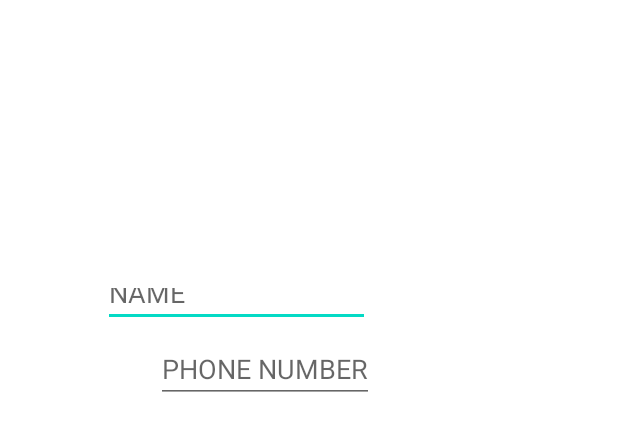
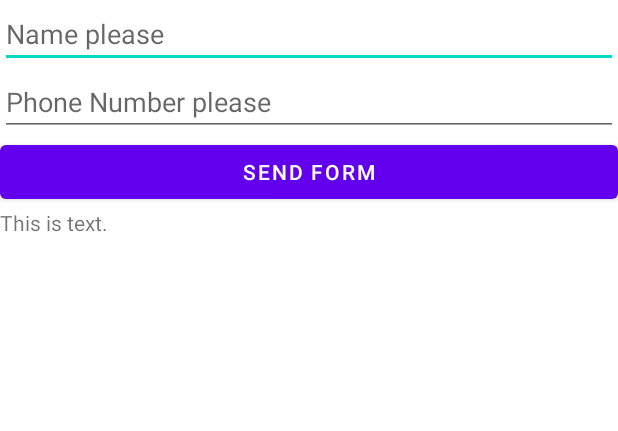
Before and after one commit to UpperLeaf/MadCampWeek2-Android, an Android app: the layout activity_add_contact.xml on its own in the app's theme, with its tools: preview values and no code run, on a phone screen of 412 x 824 dp. Shown: the top 431 px of the screen. Run offline under Robolectric (Android 15) with nearby library versions, the light colour scheme and no system bars.

Commit message:
Contact activity on progress

```diff
--- a/app/src/main/AndroidManifest.xml
+++ b/app/src/main/AndroidManifest.xml
@@ -1,7 +1,8 @@
 <?xml version="1.0" encoding="utf-8"?>
 <manifest xmlns:android="http://schemas.android.com/apk/res/android"
     package="com.wonsang.madcampweek2">
-    <uses-permission android:name="android.permission.INTERNET"/>
+
+    <uses-permission android:name="android.permission.INTERNET" />
 
     <application
         android:allowBackup="true"
@@ -11,7 +12,8 @@
         android:supportsRtl="true"
         android:theme="@style/Theme.MadCampWeek2"
         android:usesCleartextTraffic="true">
-        <activity android:name=".AddContactActivity"></activity>
+        <activity android:name=".AddGalleryActivity"></activity>
+        <activity android:name=".AddContactActivity" />
         <activity android:name=".SigninActivity">
             <intent-filter>
                 <action android:name="android.intent.action.MAIN" />
--- a/app/src/main/java/com/wonsang/madcampweek2/LoginManagement.java
+++ b/app/src/main/java/com/wonsang/madcampweek2/LoginManagement.java
@@ -52,7 +52,9 @@ public class LoginManagement implements OAuthLogin{
 
         client = GoogleSignIn.getClient(context, gso);
         client.signOut();
+        client.revokeAccess();
         AccountDatabase ab = AccountDatabase.getAppDatabase(context);
         ab.AccountDataDao().deleteAll();
-        };
+        }
+
 }
--- a/app/src/main/java/com/wonsang/madcampweek2/MainActivity.java
+++ b/app/src/main/java/com/wonsang/madcampweek2/MainActivity.java
@@ -2,6 +2,7 @@ package com.wonsang.madcampweek2;
 
 import android.accounts.Account;
 import android.content.DialogInterface;
+import android.content.Intent;
 import android.graphics.Color;
 import android.graphics.drawable.ColorDrawable;
 import android.os.Bundle;
@@ -86,7 +87,9 @@ public class MainActivity extends AppCompatActivity {
                                 // 로그아웃 함수 call
 
                                 loginManagement.logout(getApplicationContext(), getString(R.string.client_id));
-                                revokeAccess();
+                                Intent intent = new Intent(getApplicationContext(), SigninActivity.class);
+                                startActivity(intent);
+//                                revokeAccess();
 
                             }
 
@@ -123,6 +126,7 @@ public class MainActivity extends AppCompatActivity {
 //        });
 //    }
    private void revokeAccess() {
+
        mGoogleSignInClient.revokeAccess().addOnCompleteListener(this, new OnCompleteListener<Void>() {
            @Override
            public void onComplete(@NonNull Task<Void> task) {
--- a/app/src/main/res/layout/activity_add_contact.xml
+++ b/app/src/main/res/layout/activity_add_contact.xml
@@ -1,33 +1,39 @@
 <?xml version="1.0" encoding="utf-8"?>
-<androidx.constraintlayout.widget.ConstraintLayout xmlns:android="http://schemas.android.com/apk/res/android"
+<LinearLayout xmlns:android="http://schemas.android.com/apk/res/android"
     xmlns:app="http://schemas.android.com/apk/res-auto"
     xmlns:tools="http://schemas.android.com/tools"
     android:layout_width="match_parent"
     android:layout_height="match_parent"
-    tools:context=".AddContactActivity">
+    android:orientation="vertical"
+    tools:context=".MainActivity">
 
     <EditText
-        android:id="@+id/editText1"
-        android:layout_width="178dp"
-        android:layout_height="36dp"
-        android:hint="NAME"
-        app:layout_constraintBottom_toBottomOf="parent"
-        app:layout_constraintEnd_toEndOf="parent"
-        app:layout_constraintHorizontal_bias="0.294"
-        app:layout_constraintStart_toStartOf="parent"
-        app:layout_constraintTop_toTopOf="parent"
-        app:layout_constraintVertical_bias="0.231" />
+        android:id="@+id/etName"
+        android:layout_width="match_parent"
+        android:layout_height="wrap_content"
+        android:hint="Name please" />
 
     <EditText
-        android:id="@+id/editText2"
-        android:layout_width="wrap_content"
+        android:id="@+id/etPhNumber"
+        android:layout_width="match_parent"
         android:layout_height="wrap_content"
-        android:hint="PHONE NUMBER"
+        android:hint="Phone Number please" />
+
+    <Button
+        android:id="@+id/btnSend"
+        android:layout_width="match_parent"
+        android:layout_height="wrap_content"
+        android:text="send form" />
+
+    <TextView
+        android:layout_width="match_parent"
+        android:layout_height="wrap_content"
+        android:layout_weight="1"
+        android:text="This is text."
+        android:id="@+id/tvMain"
         app:layout_constraintBottom_toBottomOf="parent"
-        app:layout_constraintEnd_toEndOf="parent"
-        app:layout_constraintHorizontal_bias="0.389"
-        app:layout_constraintStart_toStartOf="parent"
-        app:layout_constraintTop_toTopOf="parent"
-        app:layout_constraintVertical_bias="0.287" />
+        app:layout_constraintLeft_toLeftOf="parent"
+        app:layout_constraintRight_toRightOf="parent"
+        app:layout_constraintTop_toTopOf="parent" />
 
-</androidx.constraintlayout.widget.ConstraintLayout>
+</LinearLayout>
```
Also changed, not shown: app/src/main/java/com/wonsang/madcampweek2/AddContactActivity.java (+72 -17 lines), app/src/main/java/com/wonsang/madcampweek2/AddGalleryActivity.java (added, +14 -0 lines), app/src/main/java/com/wonsang/madcampweek2/Fragment1.java (+51 -3 lines), app/src/main/java/com/wonsang/madcampweek2/Fragment2.java (+21 -6 lines), app/src/main/java/com/wonsang/madcampweek2/RecyclerAdapter.java (added, +68 -0 lines), app/src/main/java/com/wonsang/madcampweek2/SigninActivity.java (+22 -20 lines), app/src/main/java/com/wonsang/madcampweek2/api/ApiProvider.java (+35 -3 lines), app/src/main/java/com/wonsang/madcampweek2/api/JsonHeaderRequest.java (+18 -7 lines), app/src/main/res/layout/activity_add_gallery.xml (added, +9 -0 lines), app/src/main/res/layout/frag1_item.xml (added, +28 -0 lines), app/src/main/res/layout/fragment_1.xml (+7 -0 lines), app/src/main/res/layout/fragment_2.xml (+21 -7 lines).
